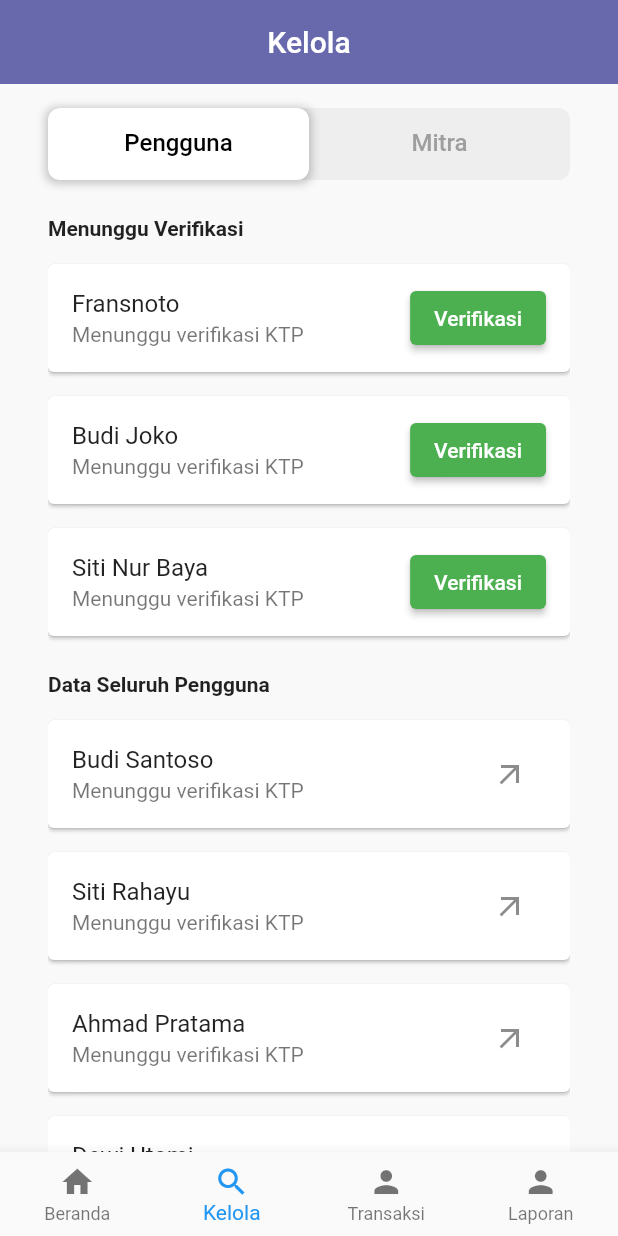
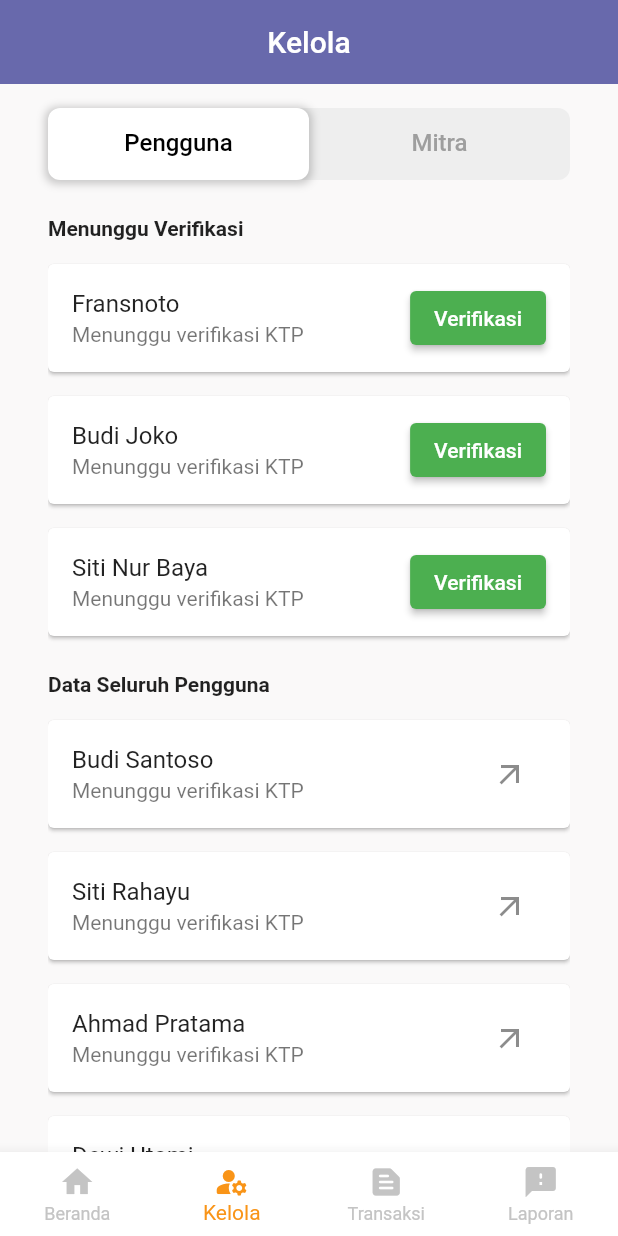
Before and after one commit to nandaeka02/calmind_admin, a Flutter app: the screen it shows after launch, item 2 of the bottom bar chosen, on a phone screen of 412 x 824 dp. Run offline on Flutter 3.47's test engine with Material 2 defaults, Android fonts, the phone set to English and light mode, and no system bars; our stand-ins replace flutter_svg, shared_preferences.

Commit message:
Memperbaiki tampilan BottomNavigationBar

```diff
--- a/lib/constants/color.dart
+++ b/lib/constants/color.dart
@@ -3,7 +3,7 @@ import 'package:flutter/material.dart';
 class Constants {
   static const Color primaryColor = Color(0xFF6869AC);
   static const Color secondaryColor = Color(0xFFF99417);
-  static const Color tertiaryColor = Color(0xFFFAF9F9);
-  static const Color tertiaryColor20 = Color(0xFFE8E2E2);
+  static const Color tertiaryColor = Color.fromARGB(255, 196, 196, 196);
+  static const Color tertiaryColor20 = Color(0xFFFAF9F9);
   static const Color accentColor = Color(0xFFFFC107);
 }
--- a/lib/screens/home_screen.dart
+++ b/lib/screens/home_screen.dart
@@ -30,7 +30,7 @@ class _HomeScreenState extends State<HomeScreen> {
   @override
   Widget build(BuildContext context) {
     return Scaffold(
-      backgroundColor: Constants.tertiaryColor,
+      backgroundColor: Constants.tertiaryColor20,
       appBar: AppBar(
           backgroundColor: Constants.primaryColor,
           elevation: 0,
@@ -53,6 +53,9 @@ class _HomeScreenState extends State<HomeScreen> {
         ],
       ),
       bottomNavigationBar: BottomNavigationBar(
+        backgroundColor: Colors.white,
+        selectedItemColor: Constants.secondaryColor,
+        unselectedItemColor: Constants.tertiaryColor,
         type: BottomNavigationBarType.fixed,
         items: [
           BottomNavigationBarItem(
@@ -60,15 +63,15 @@ class _HomeScreenState extends State<HomeScreen> {
             label: 'Beranda',
           ),
           BottomNavigationBarItem(
-            icon: Icon(Icons.search),
+            icon: Icon(Icons.manage_accounts_rounded),
             label: 'Kelola',
           ),
           BottomNavigationBarItem(
-            icon: Icon(Icons.person),
+            icon: Icon(Icons.text_snippet_rounded),
             label: 'Transaksi',
           ),
           BottomNavigationBarItem(
-            icon: Icon(Icons.person),
+            icon: Icon(Icons.sms_failed_rounded),
             label: 'Laporan',
           ),
         ],
```
